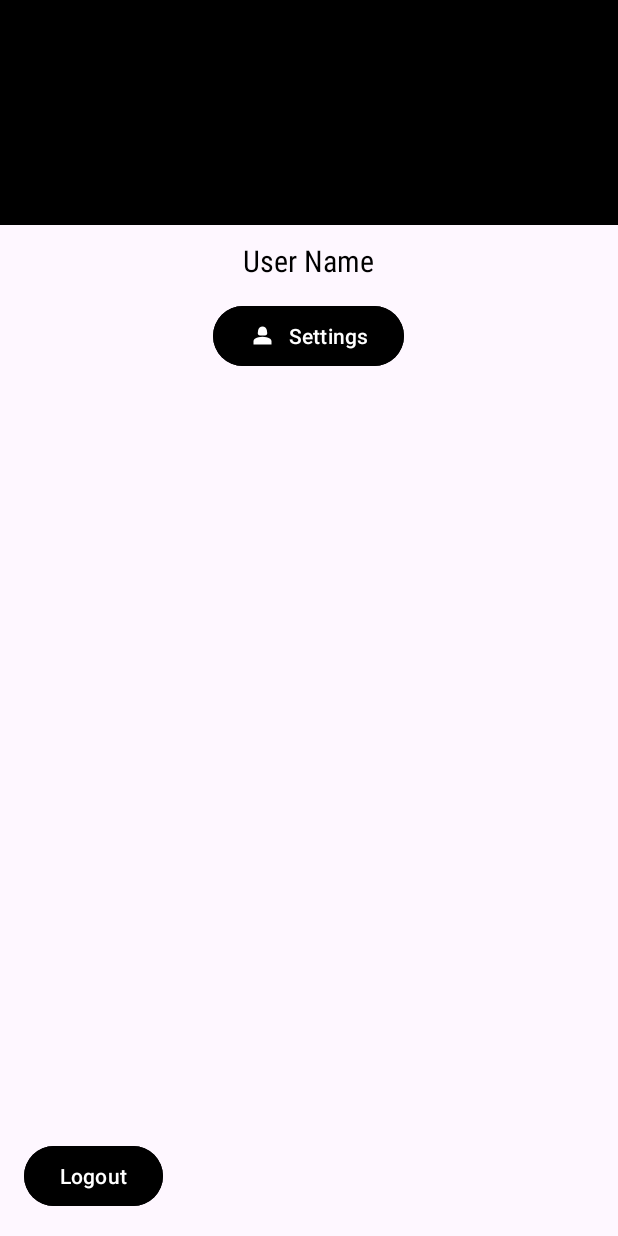
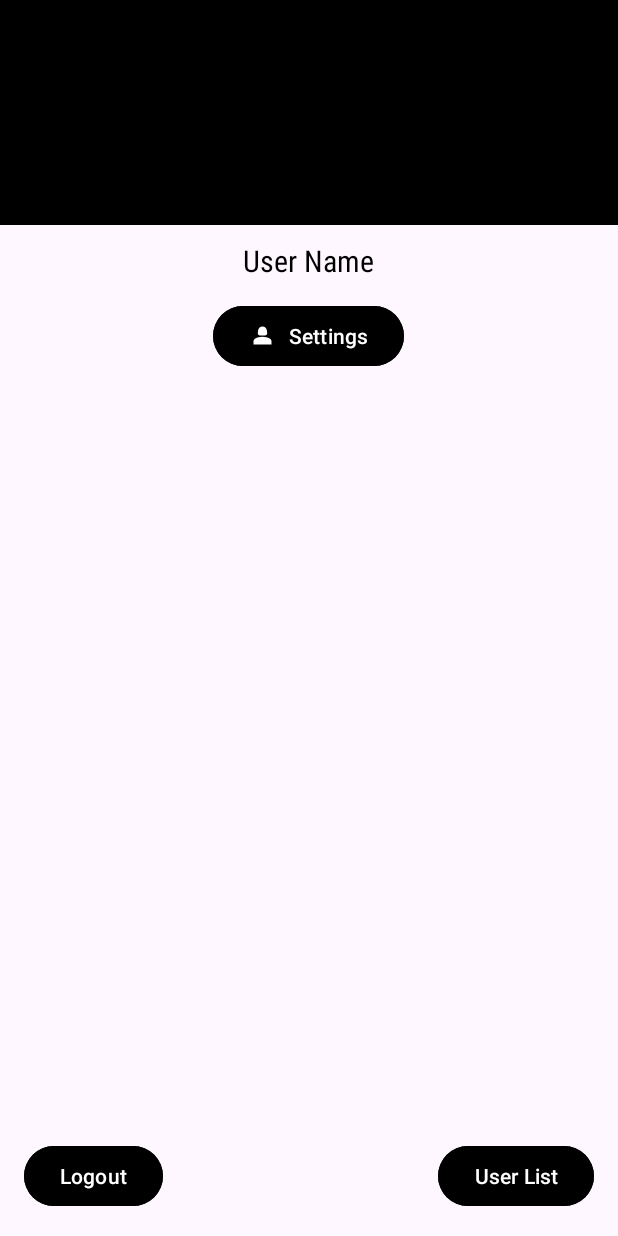
Before and after one commit to Lunarioleo/mangaApp, an Android app: the UserProfile screen opened directly, with no data from a screen before it, on a phone screen of 412 x 824 dp. Run offline under Robolectric (Android 15) with nearby library versions, the phone set to English and light mode, and no system bars; our stand-ins replace Dagger/Hilt's generated code, Firebase (no records; nobody signed in at launch, a user with empty details on screens opened directly), Picasso; pictures from the network do not load.

Commit message:
fixed bug when profile image didn't change during the first approach to the app

```diff
--- a/app/src/main/java/com/example/mangapet/UserProfile.kt
+++ b/app/src/main/java/com/example/mangapet/UserProfile.kt
@@ -20,8 +20,7 @@ class UserProfile : Fragment() {
         super.onCreate(savedInstanceState)
         binding = FragmentUserProfileBinding.inflate(layoutInflater)
         myViewModel = ViewModelProvider(requireActivity())[MyViewModel::class.java]
-//        myViewModel.retrieveImageFromDatabase()
-        myViewModel.getUserInfo()
+        myViewModel.getCurrentUserInfo()
     }
 
     override fun onCreateView(
@@ -38,29 +37,31 @@ class UserProfile : Fragment() {
             when (it){
                 is MyViewModel.UiStates.UserFullInfo->{
                     binding.profileUserName.text = it.userName
-                    if (it.profileAvatar != null) {
                         Picasso.get()
                             .load(it.profileAvatar)
                             .into(binding.profileAvatar)
-                    }
                 }
                 else->{}
             }
         }
+
         binding.buttonLogout.setOnClickListener {
             Firebase.auth.signOut()
                 parentFragmentManager.beginTransaction()
                     .replace(R.id.container, Login())
                     .commit()
         }
-
         binding.buttonUserSettings.setOnClickListener {
             parentFragmentManager.beginTransaction()
                 .replace(R.id.container, UserSettings())
                 .addToBackStack("UserProfile")
                 .commit()
         }
+        binding.buttonUserList.setOnClickListener {
+            parentFragmentManager.beginTransaction()
+                .replace(R.id.container, UsersList())
+                .addToBackStack("UserProfile")
+                .commit()
+        }
     }
-
-
 }
--- a/app/src/main/res/layout/fragment_user_profile.xml
+++ b/app/src/main/res/layout/fragment_user_profile.xml
@@ -52,6 +52,15 @@
         android:layout_margin="16dp"
         android:text="Logout"/>
 
+    <Button
+        android:id="@+id/buttonUserList"
+        android:layout_width="wrap_content"
+        android:layout_height="wrap_content"
+        android:backgroundTint="@color/black"
+        android:layout_gravity="bottom|end"
+        android:layout_margin="16dp"
+        android:text="User List"/>
+
 
 
 
```
Also changed, not shown: app/src/main/java/com/example/mangapet/MyViewModel.kt (+35 -32 lines), app/src/main/java/com/example/mangapet/UserSettings.kt (+1 -8 lines).
